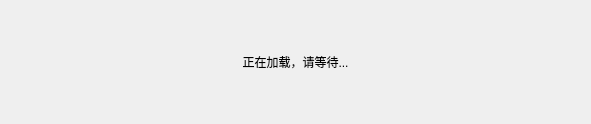
Above: LoadingPage.ui from FunnyAWM/MusicSyncTool before the change. Below: the same form after it.
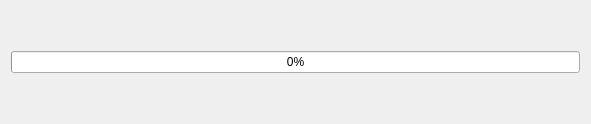
That is the form after the change.

Commit message: Bug fix for loading page.

```diff
--- a/LoadingPage.ui
+++ b/LoadingPage.ui
@@ -15,12 +15,9 @@
   </property>
   <layout class="QGridLayout" name="gridLayout">
    <item row="0" column="0">
-    <widget class="QLabel" name="label">
-     <property name="text">
-      <string>正在加载，请等待...</string>
-     </property>
-     <property name="alignment">
-      <set>Qt::AlignmentFlag::AlignCenter</set>
+    <widget class="QProgressBar" name="progressBar">
+     <property name="value">
+      <number>0</number>
      </property>
     </widget>
    </item>
```
Left out of the diff: 2 changed lines with no effect on the pictures. The commit also changes 5 other files.
